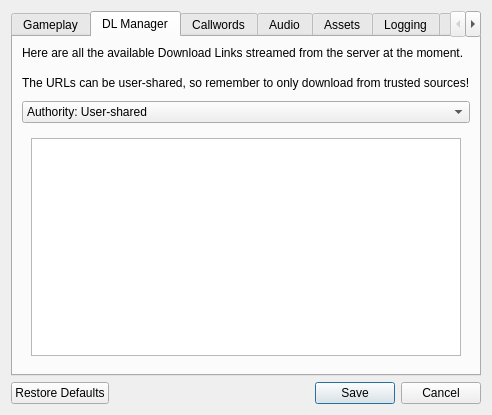
Qt form resource/ui/options_dialog.ui (AttorneyOnline/AO2-Client) before a commit.
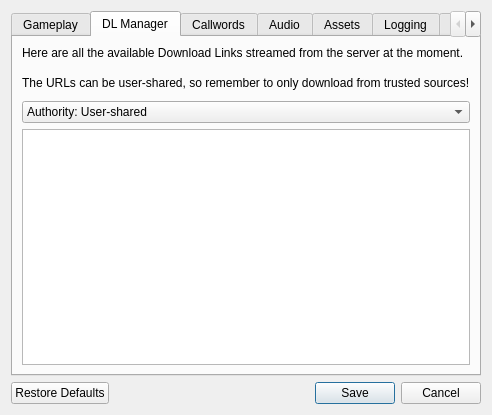
The same form after that commit. The open tabs and pages were chosen to show the change.

Diff of the .ui file:
```diff
--- a/resource/ui/options_dialog.ui
+++ b/resource/ui/options_dialog.ui
@@ -796,6 +796,21 @@
          </property>
          <widget class="QWidget" name="User_authority">
           <layout class="QHBoxLayout" name="horizontalLayout">
+           <property name="spacing">
+            <number>0</number>
+           </property>
+           <property name="leftMargin">
+            <number>0</number>
+           </property>
+           <property name="topMargin">
+            <number>0</number>
+           </property>
+           <property name="rightMargin">
+            <number>0</number>
+           </property>
+           <property name="bottomMargin">
+            <number>0</number>
+           </property>
            <item>
             <widget class="QTableWidget" name="download_table">
              <property name="toolTip">
```
Left out of the diff: 15 changed lines with no effect on the pictures.
